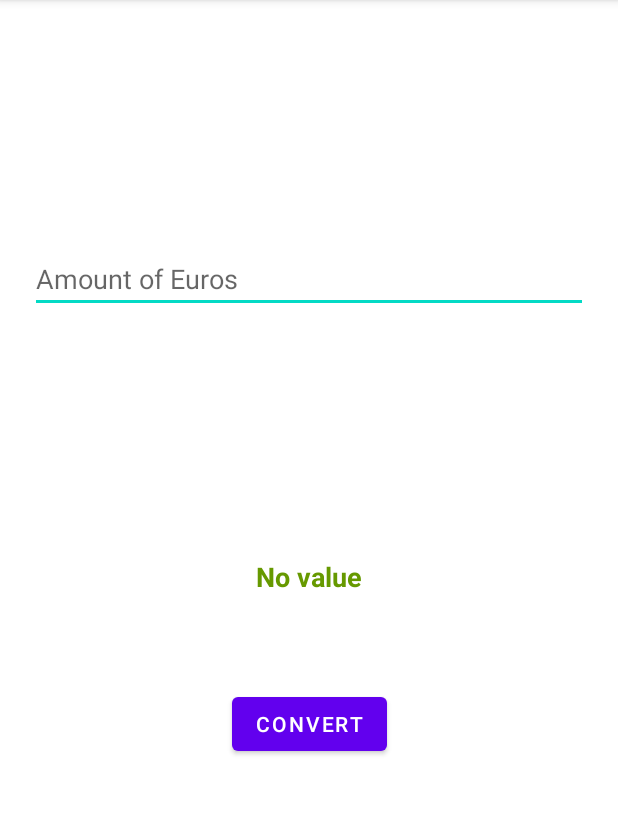
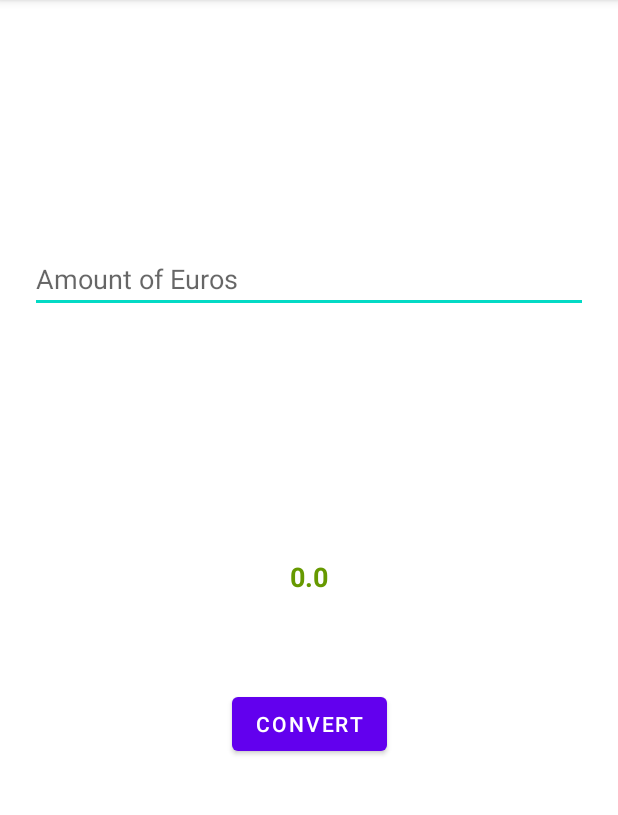
Before and after one commit to SiThuc/JetPackArchitectTutorials, an Android app: the screen it shows after launch (MainActivity), after a tap on "CONVERT", on a phone screen of 412 x 824 dp, the part 84-899 px from its top. Run offline under Robolectric (Android 15) with nearby library versions, the phone set to English and light mode, and no system bars; our stand-ins replace data binding; 1 statement that could not run was skipped.

```diff
--- a/app/build.gradle
+++ b/app/build.gradle
@@ -2,6 +2,7 @@ plugins {
     id 'com.android.application'
     id 'kotlin-android'
     id 'kotlin-android-extensions'
+    id 'kotlin-kapt'
 }
 
 android {
@@ -31,6 +32,10 @@ android {
     kotlinOptions {
         jvmTarget = '1.8'
     }
+
+    buildFeatures{
+        dataBinding = true
+    }
 }
 
 dependencies {
--- a/app/src/main/java/com/example/androidjetpackviewmodel/ui/main/MainFragment.kt
+++ b/app/src/main/java/com/example/androidjetpackviewmodel/ui/main/MainFragment.kt
@@ -11,9 +11,11 @@ import android.view.ViewGroup
 import android.widget.Button
 import android.widget.EditText
 import android.widget.TextView
-import androidx.core.widget.doOnTextChanged
+import androidx.databinding.DataBindingUtil
 import androidx.lifecycle.Observer
 import com.example.androidjetpackviewmodel.R
+import com.example.androidjetpackviewmodel.databinding.MainFragmentBinding
+import com.example.androidjetpackviewmodel.BR.myViewModel
 
 class MainFragment : Fragment() {
 
@@ -26,54 +28,23 @@ class MainFragment : Fragment() {
     }
 
     private lateinit var viewModel: MainViewModel
+    private lateinit var binding: MainFragmentBinding
 
     override fun onCreateView(inflater: LayoutInflater, container: ViewGroup?,
                               savedInstanceState: Bundle?): View {
-        val view =  inflater.inflate(R.layout.main_fragment, container, false)
 
-        convertButton = view.findViewById(R.id.btn_convert) as Button
-        resultText = view.findViewById(R.id.result) as TextView
-        edt_input = view.findViewById(R.id.edt_input) as EditText
+        binding =  DataBindingUtil.inflate(inflater, R.layout.main_fragment, container, false)
 
-        return view
+        binding.setLifecycleOwner(this)
+
+        return binding.root
     }
 
     override fun onActivityCreated(savedInstanceState: Bundle?) {
         super.onActivityCreated(savedInstanceState)
         viewModel = ViewModelProvider(this).get(MainViewModel::class.java)
 
-        val resultObserver = Observer<Double>{
-            result -> resultText.text = result.toString()
-        }
-
-        viewModel.getResult().observe(viewLifecycleOwner, resultObserver)
-
-
-        convertButton.setOnClickListener{
-            if(edt_input.text.isNotEmpty()){
-                viewModel.setAmount(edt_input.text.toString())
-            }else{
-                resultText.text = "No value"
-            }
-        }
-
-        edt_input.addTextChangedListener(object: TextWatcher{
-            override fun beforeTextChanged(s: CharSequence?, start: Int, count: Int, after: Int) {
-
-            }
-
-            override fun onTextChanged(s: CharSequence?, start: Int, before: Int, count: Int) {
-
-            }
-
-
-            override fun afterTextChanged(s: Editable?) {
-                if(edt_input.text.isNullOrEmpty())
-                    resultText.text = "No Value"
-                else
-                    viewModel.setAmount(edt_input.text.toString())
-            }
-        })
+        binding.setVariable(myViewModel, viewModel)
 
     }
 
--- a/app/src/main/java/com/example/androidjetpackviewmodel/ui/main/MainViewModel.kt
+++ b/app/src/main/java/com/example/androidjetpackviewmodel/ui/main/MainViewModel.kt
@@ -6,15 +6,21 @@ import androidx.lifecycle.ViewModel
 class MainViewModel : ViewModel() {
 
     private val euro2usd_rate = 1.25
-    //private var dollarText = ""
-    private var result: MutableLiveData<Double> = MutableLiveData()
+    var dollarValue: MutableLiveData<String> = MutableLiveData()
+    var result: MutableLiveData<Double> = MutableLiveData()
 
-    fun setAmount(value: String){
-        //this.dollarText = value
-        result.setValue(value.toDouble() * euro2usd_rate)
+    fun onClickToConvert() {
+
+        if (!dollarValue.value.equals(""))
+            result.value = dollarValue.value!!.toDouble().times(euro2usd_rate)
+        else
+            result.value = 0.0
     }
 
-    fun getResult(): MutableLiveData<Double>{
-        return result
+    fun onTextChanged(){
+        if (!dollarValue.value.equals(""))
+            result.value = dollarValue.value!!.toDouble().times(euro2usd_rate)
+        else
+            result.value = 0.0
     }
 }
--- a/app/src/main/res/layout/main_fragment.xml
+++ b/app/src/main/res/layout/main_fragment.xml
@@ -1,7 +1,16 @@
 <?xml version="1.0" encoding="utf-8"?>
-<androidx.constraintlayout.widget.ConstraintLayout xmlns:android="http://schemas.android.com/apk/res/android"
+<layout
+    xmlns:android="http://schemas.android.com/apk/res/android"
     xmlns:app="http://schemas.android.com/apk/res-auto"
-    xmlns:tools="http://schemas.android.com/tools"
+    xmlns:tools="http://schemas.android.com/tools">
+
+    <data>
+        <variable
+            name="myViewModel"
+            type="com.example.androidjetpackviewmodel.ui.main.MainViewModel" />
+    </data>
+
+    <androidx.constraintlayout.widget.ConstraintLayout
         android:id="@+id/main"
         android:layout_width="match_parent"
         android:layout_height="match_parent"
@@ -9,6 +18,7 @@
 
         <EditText
             android:id="@+id/edt_input"
+            android:text="@={myViewModel.dollarValue}"
             android:layout_width="match_parent"
             android:layout_height="wrap_content"
             android:layout_marginLeft="20dp"
@@ -25,7 +35,7 @@
             android:id="@+id/result"
             android:layout_width="wrap_content"
             android:layout_height="wrap_content"
-        android:text="MainFragment"
+            android:text='@{String.valueOf(safeUnbox(myViewModel.result))}'
             android:textColor="@android:color/holo_green_dark"
             android:textSize="18sp"
             android:textStyle="bold"
@@ -39,6 +49,7 @@
             android:layout_width="wrap_content"
             android:layout_height="wrap_content"
             android:text="Convert"
+            android:onClick="@{() -> myViewModel.onClickToConvert()}"
             app:layout_constraintBottom_toBottomOf="parent"
             app:layout_constraintLeft_toLeftOf="parent"
             app:layout_constraintRight_toRightOf="parent"
@@ -47,3 +58,4 @@
 
 
     </androidx.constraintlayout.widget.ConstraintLayout>
+</layout>
```
Lines whose indentation alone changed are shown as unchanged.
